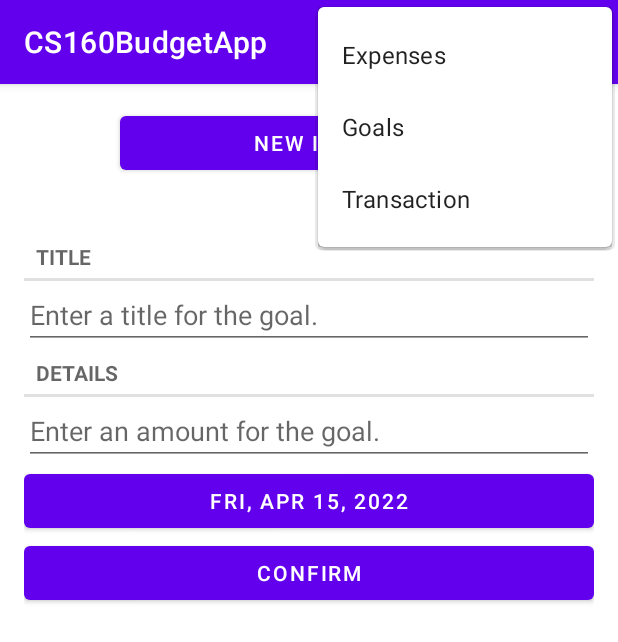
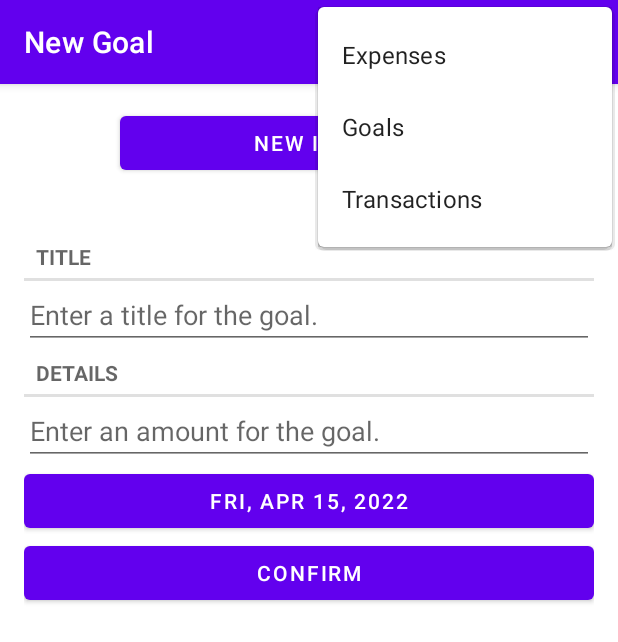
Before and after one commit to yesollee1/CS160BudgetApp, an Android app: the fragment GoalFragment placed in its activity, with the options menu open, on a phone screen of 412 x 824 dp. Shown: the top 642 px of the screen. Run offline under Robolectric (Android 15) with nearby library versions, the phone set to English and light mode, and no system bars; 1 statement that could not run was skipped.

Commit message:
Add page titles

```diff
--- a/app/src/main/java/cs160/UILayer/ExpenseFragment.java
+++ b/app/src/main/java/cs160/UILayer/ExpenseFragment.java
@@ -19,6 +19,7 @@ import android.widget.CompoundButton;
 import android.widget.EditText;
 
 import androidx.annotation.NonNull;
+import androidx.appcompat.app.AppCompatActivity;
 import androidx.fragment.app.Fragment;
 import androidx.fragment.app.FragmentManager;
 import androidx.fragment.app.FragmentResultListener;
@@ -50,6 +51,11 @@ public class ExpenseFragment extends Fragment {
         UUID expenseId = (UUID) getArguments().getSerializable(ARG_EXPENSE_ID);
         mExpense = ExpenseLab.get(getActivity()).getExpense(expenseId);
         setHasOptionsMenu(true);
+        if (mExpense != null) {
+            ((AppCompatActivity) getActivity()).getSupportActionBar().setTitle("Expense: " + mExpense.getTitle());
+        } else {
+            ((AppCompatActivity) getActivity()).getSupportActionBar().setTitle("New Expense");
+        }
     }
 
     @Override
--- a/app/src/main/java/cs160/UILayer/ExpenseListFragment.java
+++ b/app/src/main/java/cs160/UILayer/ExpenseListFragment.java
@@ -13,6 +13,7 @@ import android.widget.Button;
 import android.widget.TextView;
 
 import androidx.annotation.NonNull;
+import androidx.appcompat.app.AppCompatActivity;
 import androidx.fragment.app.Fragment;
 import androidx.recyclerview.widget.LinearLayoutManager;
 import androidx.recyclerview.widget.RecyclerView;
@@ -29,6 +30,7 @@ public class ExpenseListFragment extends Fragment {
     public void onCreate(Bundle savedInstanceState) {
         super.onCreate(savedInstanceState);
         setHasOptionsMenu(true);
+        ((AppCompatActivity)getActivity()).getSupportActionBar().setTitle("Expenses");
     }
 
     @Override
--- a/app/src/main/java/cs160/UILayer/GoalFragment.java
+++ b/app/src/main/java/cs160/UILayer/GoalFragment.java
@@ -21,6 +21,7 @@ import android.widget.CompoundButton;
 import android.widget.EditText;
 
 import androidx.annotation.NonNull;
+import androidx.appcompat.app.AppCompatActivity;
 import androidx.fragment.app.Fragment;
 import androidx.fragment.app.FragmentManager;
 import androidx.fragment.app.FragmentResultListener;
@@ -58,6 +59,11 @@ public class GoalFragment extends Fragment {
             mGoal = GoalLab.get(getActivity()).getGoal(goalId);
         }
         setHasOptionsMenu(true);
+        if (mGoal != null) {
+            ((AppCompatActivity) getActivity()).getSupportActionBar().setTitle("Goal: " + mGoal.getTitle());
+        } else {
+            ((AppCompatActivity) getActivity()).getSupportActionBar().setTitle("New Goal");
+        }
     }
 
     @Override
--- a/app/src/main/java/cs160/UILayer/GoalListFragment.java
+++ b/app/src/main/java/cs160/UILayer/GoalListFragment.java
@@ -14,6 +14,7 @@ import android.widget.Button;
 import android.widget.TextView;
 
 import androidx.annotation.NonNull;
+import androidx.appcompat.app.AppCompatActivity;
 import androidx.fragment.app.Fragment;
 import androidx.recyclerview.widget.LinearLayoutManager;
 import androidx.recyclerview.widget.RecyclerView;
@@ -29,6 +30,7 @@ public class GoalListFragment extends Fragment {
     public void onCreate(Bundle savedInstanceState) {
         super.onCreate(savedInstanceState);
         setHasOptionsMenu(true);
+        ((AppCompatActivity)getActivity()).getSupportActionBar().setTitle("Goals");
     }
 
     @Override
--- a/app/src/main/java/cs160/UILayer/TransactionFragment.java
+++ b/app/src/main/java/cs160/UILayer/TransactionFragment.java
@@ -14,6 +14,7 @@ import android.widget.CheckBox;
 import android.widget.EditText;
 
 import androidx.annotation.NonNull;
+import androidx.appcompat.app.AppCompatActivity;
 import androidx.fragment.app.Fragment;
 import androidx.fragment.app.FragmentManager;
 import androidx.fragment.app.FragmentResultListener;
@@ -47,6 +48,11 @@ public class TransactionFragment extends Fragment {
         UUID transactionId = (UUID) getArguments().getSerializable(ARG_TRANSACTION_ID);
         mTransaction = TransactionLab.get(getActivity()).getTransaction(transactionId);
         setHasOptionsMenu(true);
+        if (mTransaction != null) {
+            ((AppCompatActivity) getActivity()).getSupportActionBar().setTitle("Transaction: " + mTransaction.getMerchant());
+        } else {
+            ((AppCompatActivity) getActivity()).getSupportActionBar().setTitle("New Transaction");
+        }
     }
 
     @Override
--- a/app/src/main/java/cs160/UILayer/TransactionListFragment.java
+++ b/app/src/main/java/cs160/UILayer/TransactionListFragment.java
@@ -11,6 +11,7 @@ import android.view.ViewGroup;
 import android.widget.TextView;
 
 import androidx.annotation.NonNull;
+import androidx.appcompat.app.AppCompatActivity;
 import androidx.fragment.app.Fragment;
 import androidx.recyclerview.widget.LinearLayoutManager;
 import androidx.recyclerview.widget.RecyclerView;
@@ -28,6 +29,7 @@ public class TransactionListFragment extends Fragment {
     public void onCreate(Bundle savedInstanceState) {
         super.onCreate(savedInstanceState);
         setHasOptionsMenu(true);
+        ((AppCompatActivity)getActivity()).getSupportActionBar().setTitle("Transactions");
     }
 
     @Override
--- a/app/src/main/res/values/strings.xml
+++ b/app/src/main/res/values/strings.xml
@@ -18,5 +18,5 @@
     <string name="date_picker_title">Choose a date: </string>
     <string name="expense_list_name">Expenses</string>
     <string name="goal_list_name">Goals</string>
-    <string name="transaction_list_name">Transaction</string>
+    <string name="transaction_list_name">Transactions</string>
 </resources>
```
